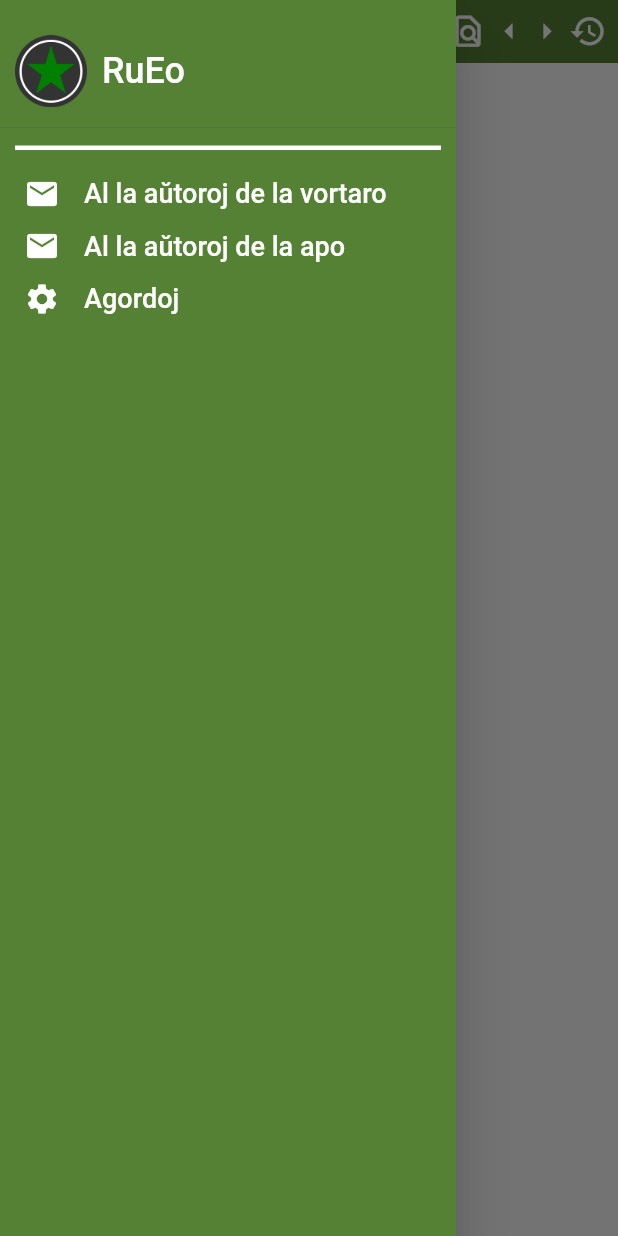
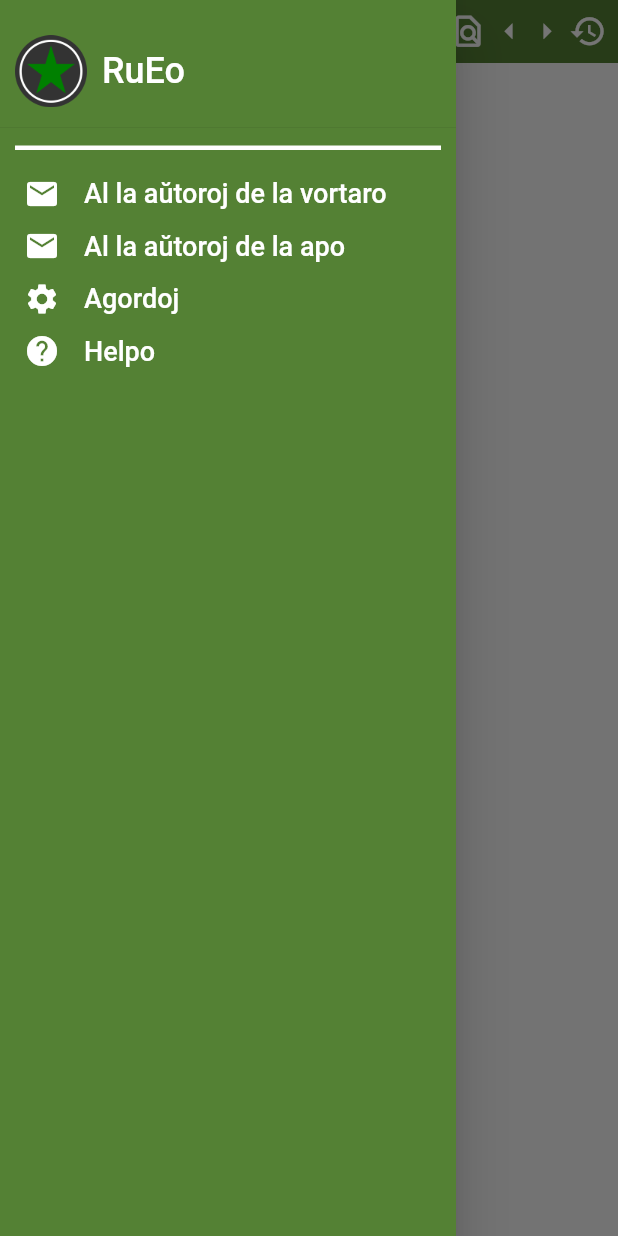
Before and after one commit to SSKumk/RuEo-v2, a Flutter app: the screen it shows after launch, with the side drawer open, on a phone screen of 412 x 824 dp. Run offline on Flutter 3.47's test engine with Material 2 defaults, Android fonts, the phone set to English and light mode, and no system bars; our stand-ins replace flutter_html, flutter_svg, get_it, shared_preferences; missing offline and left inert: enum_to_string.

Commit message:
Ковыряюсь с настройками: пытаюсь правильно работать с радио-баттонами выбора языка

```diff
--- a/ToDo.txt
+++ b/ToDo.txt
@@ -70,6 +70,8 @@
   - скопировать
   - копирование выделенного в процессе поиска
 
+@@@. Помощь по программе
+
 @@@. Адаптивная верстка:
   - тестировать на больших Андроидных устройствах
   - попробовать потестировать на iOS - Сеня?
--- a/lib/leftBar.dart
+++ b/lib/leftBar.dart
@@ -2,9 +2,9 @@ import 'package:flutter/material.dart';
 import 'package:get_it/get_it.dart';
 import 'package:rueo/main.dart';
 
-import 'package:rueo/model.dart';
 import 'package:rueo/settings.dart';
 import 'package:rueo/localization.dart';
+import 'package:rueo/settings_screen.dart';
 
 // Press the Navigation Drawer button to the left of AppBar to show
 class LeftDrawer extends StatelessWidget {
@@ -27,7 +27,7 @@ class LeftDrawer extends StatelessWidget {
                   child: Row(
                     children: [
                       SizedBox(width: 10),
-                      Image.asset("asset/esperanto_star.png", width: 48),
+                      Image.asset("assets/esperanto_star.png", width: 48),
                       SizedBox(width: 10),
                       Text("RuEo",
                           style: TextStyle(color: Colors.white, fontSize: 24)),
@@ -44,60 +44,21 @@ class LeftDrawer extends StatelessWidget {
               indent: 10.0,
               endIndent: 10.0,
             ),
-            Expanded(
-              child: SingleChildScrollView(
-                child: Column(
-                  children: <Widget>[
-                    Container(
-                      height: 35.0,
-                      child: constructWithLanguage(
-                        Messages.mailAboutVocabulary,
-                        (mess) => ListTile(
-                          leading: Icon(
-                            Icons.mail,
-                            color: Colors.white,
-                          ),
-                          minLeadingWidth: 10,
-                          title: Text(mess,
-                              style: TextStyle(
-                                  fontSize: 18.0, color: Colors.white)),
-                        ),
-                      ),
-                    ),
-                    Container(
-                      height: 35.0,
-                      child: constructWithLanguage(
-                        Messages.mailAboutApp,
-                        (mess) => ListTile(
-                          leading: Icon(
-                            Icons.mail,
-                            color: Colors.white,
-                          ),
-                          minLeadingWidth: 10,
-                          title: Text(mess,
-                              style: TextStyle(
-                                  fontSize: 18.0, color: Colors.white)),
-                        ),
-                      ),
-                    ),
-                    Container(
-                      height: 35.0,
-                      child: constructWithLanguage(
-                        Messages.settings,
-                        (mess) => ListTile(
-                          leading: Icon(
-                            Icons.settings,
-                            color: Colors.white,
-                          ),
-                          minLeadingWidth: 10,
-                          title: Text(mess,
-                              style: TextStyle(
-                                  fontSize: 18.0, color: Colors.white)),
-                        ),
-                      ),
-                    ),
-                  ],
-                ),
+            SingleChildScrollView(
+              child: Column(
+                children: <Widget>[
+                  constructItem(
+                      Messages.mailAboutVocabulary, Icons.mail, () {}),
+                  constructItem(Messages.mailAboutApp, Icons.mail, () {}),
+                  constructItem(Messages.settings, Icons.settings, () {
+                    Navigator.of(context).pop();
+                    Navigator.push(
+                      context,
+                      MaterialPageRoute(builder: (_) => SettingsPage()),
+                    );
+                  }),
+                  constructItem(Messages.help, Icons.help, () {}),
+                ],
               ),
             ),
           ],
@@ -106,3 +67,23 @@ class LeftDrawer extends StatelessWidget {
     );
   }
 }
+
+Widget constructItem(
+    Messages messType, IconData icon, void Function() tapProcessor) {
+  return Container(
+    height: 35.0,
+    child: constructWithLanguage(
+      messType,
+      (mess) => ListTile(
+        leading: Icon(
+          icon,
+          color: Colors.white,
+        ),
+        minLeadingWidth: 10,
+        title:
+            Text(mess, style: TextStyle(fontSize: 18.0, color: Colors.white)),
+        onTap: tapProcessor,
+      ),
+    ),
+  );
+}
--- a/lib/localization.dart
+++ b/lib/localization.dart
@@ -18,6 +18,8 @@ enum Messages {
   mailAboutVocabulary, // A mail to the authors of the vocabulary
   mailAboutApp, // A mail to the authors of the application
   settings, // Settings
+  help, // Help
+  settingsTitle, // Title of the settings screen
 }
 
 Map<Languages, Map<Messages, String>> messages = {
@@ -34,6 +36,8 @@ Map<Languages, Map<Messages, String>> messages = {
     Messages.mailAboutVocabulary: "Авторам словаря",
     Messages.mailAboutApp: "Авторам приложения",
     Messages.settings: "Настройки",
+    Messages.help: "Помощь",
+    Messages.settingsTitle: "Настройки программы",
   },
 //
   Languages.eo: {
@@ -50,6 +54,8 @@ Map<Languages, Map<Messages, String>> messages = {
     Messages.mailAboutVocabulary: "Al la aŭtoroj de la vortaro",
     Messages.mailAboutApp: "Al la aŭtoroj de la apo",
     Messages.settings: "Agordoj",
+    Messages.help: "Helpo",
+    Messages.settingsTitle: "Agordoj de apo",
   },
 //
   Languages.en: {
@@ -64,5 +70,7 @@ Map<Languages, Map<Messages, String>> messages = {
     Messages.mailAboutVocabulary: "To the authots of the vocabulary",
     Messages.mailAboutApp: "To the authots of the program",
     Messages.settings: "Settings",
+    Messages.help: "Help",
+    Messages.settingsTitle: "Program settings",
   },
 };
--- a/lib/main.dart
+++ b/lib/main.dart
@@ -1,4 +1,5 @@
 import 'package:flutter/material.dart';
+import 'package:flutter_svg/flutter_svg.dart';
 import 'package:get_it/get_it.dart';
 
 import 'package:rueo/leftBar.dart';
--- a/lib/settings.dart
+++ b/lib/settings.dart
@@ -25,10 +25,16 @@ class Settings {
   static final SettingsPack defaultSettings = SettingsPack(Languages.eo);
 
   late SettingsPack _curSettings;
+  late SettingsPack _tempSettings;
+
+  SettingsPack _copyCurSettings() {
+    return SettingsPack(_curSettings.curLang);
+  }
 
   static const String _langData = "lang";
   StreamController<Languages> langStream =
       StreamController<Languages>.broadcast();
+
   void setLang(Languages newLang) async {
     if (newLang != _curSettings.curLang) {
       _curSettings.curLang = newLang;
@@ -40,6 +46,7 @@ class Settings {
   Settings._create(SharedPreferences prefs, SettingsPack curSettings) {
     _prefs = prefs;
     _curSettings = curSettings;
+    _tempSettings = _curSettings;
 
     langStream.add(_curSettings.curLang);
   }
@@ -65,9 +72,26 @@ class Settings {
     return settings;
   }
 
-  String retrieveMessage(Messages message) {
-    // print(
-    //     "Retrieving message '${message}', current language - '${_curSettings.curLang}'");
-    return messages[_curSettings.curLang]![message]!;
+  String retrieveMessage(Messages message, {bool mainData = true}) {
+    return messages[mainData ? _curSettings.curLang : _tempSettings.curLang]![
+        message]!;
+  }
+
+  //-----------------------------------------
+  // Fields and methods for working with settings screen
+  StreamController<Languages> langSettingStream =
+      StreamController<Languages>.broadcast();
+
+  void settingLang(Languages? newLang) {
+    _tempSettings.curLang = newLang ?? defaultSettings.curLang;
+    langSettingStream.add(_tempSettings.curLang);
+  }
+
+  Languages enterSettingsScreen() {
+    _tempSettings = _copyCurSettings();
+
+    langSettingStream.add(_tempSettings.curLang);
+
+    return _tempSettings.curLang;
   }
 }
--- a/pubspec.yaml
+++ b/pubspec.yaml
@@ -17,6 +17,7 @@ dependencies:
   enum_to_string: ^2.0.1
   elementary: ^1.1.3
   get_it: ^7.2.0
+  flutter_svg: ^1.1.1+1
 
   cupertino_icons: ^1.0.2
 
@@ -29,9 +30,9 @@ dev_dependencies:
 flutter_icons:
   android: true
   ios: true
-  image_path: "asset/esperanto_star.png"
+  image_path: "assets/esperanto_star.png"
 
 flutter:
   uses-material-design: true
   assets:
-    - asset/esperanto_star.png
+    - assets/
```
Also changed, not shown: lib/settings_screen.dart (added, +154 -0 lines), assets/eo.svg (added), assets/esperanto_star.png (renamed from asset/esperanto_star.png), assets/ru.svg (added), assets/usuk.svg (added), pubspec.lock, 1 other file.
